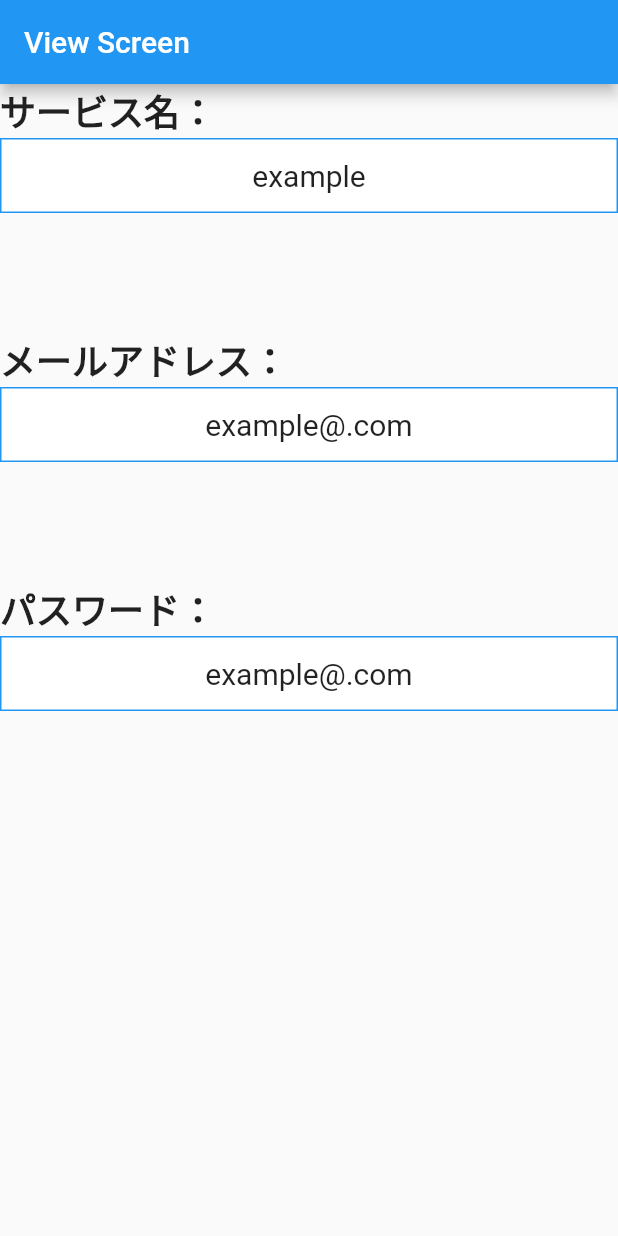
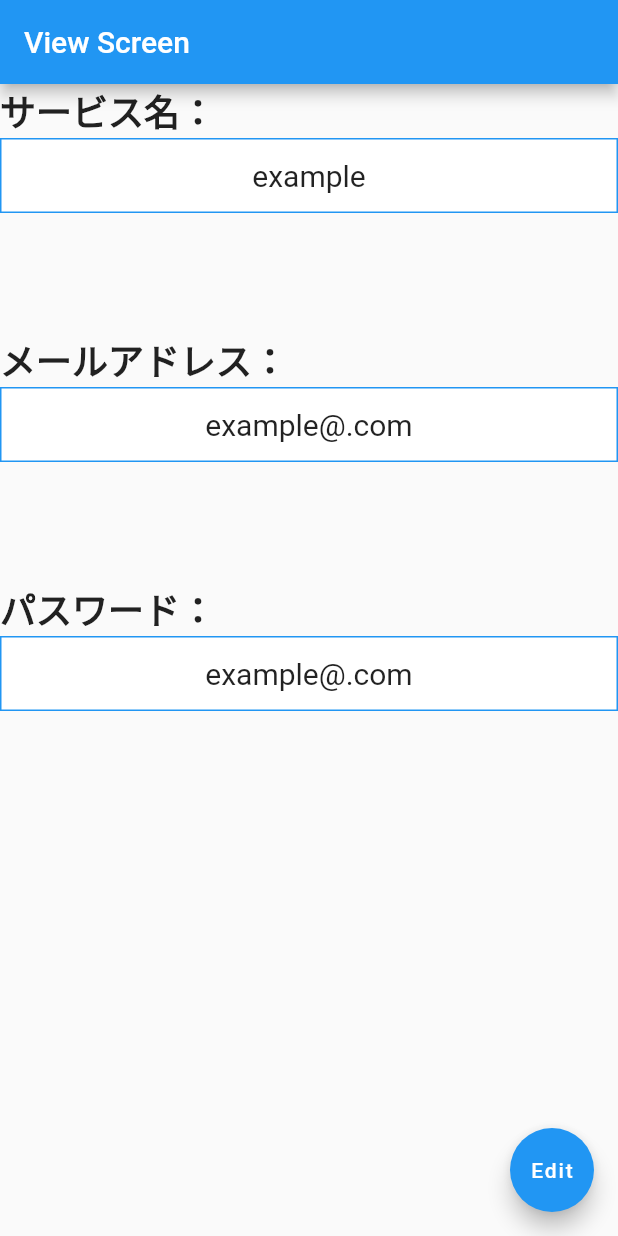
Before and after one commit to AyanaAkutsu/PasswordManager, a Flutter app: the screen it shows after launch, on a phone screen of 412 x 824 dp. Run offline on Flutter 3.47's test engine with Material 2 defaults, Android fonts, the phone set to English and light mode, and no system bars.

Commit message:
View画面にボタンを追加

```diff
--- a/password_manager/lib/view.dart
+++ b/password_manager/lib/view.dart
@@ -109,9 +109,16 @@ class _ViewScreenStateState extends State<ViewScreenState> {
             ),
           ],
 
-      )
+      ),
 
-
+      floatingActionButton: FloatingActionButton(
+        onPressed: (){
+          // Navigator.push(
+          //   context,
+          //   MaterialPageRoute(builder: (context) => ))
+        },
+        child: const Text("Edit"),
+      ),
     );
   }
 }
```
